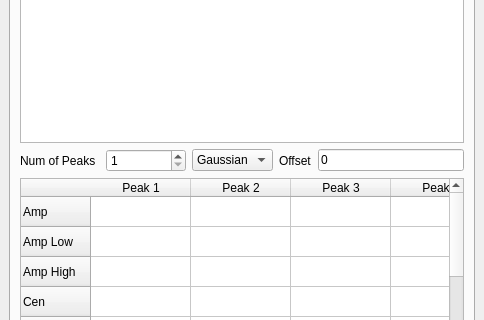
This is src/Ui_Files/DockWidgets/dw_XPS_0.ui in austinmcano/GeorgeGroupGui as Qt 5 draws it before an edit; both pictures show x 0 to 484 and y 112 to 432 of the 484 by 577 pixel window. The edited form follows.
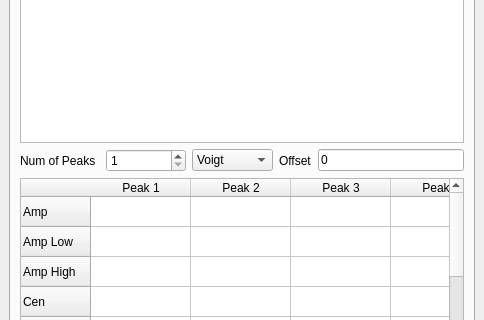
This is the edited form.

Diff of the .ui file:
```diff
--- a/src/Ui_Files/DockWidgets/dw_XPS_0.ui
+++ b/src/Ui_Files/DockWidgets/dw_XPS_0.ui
@@ -67,6 +67,11 @@
         </item>
         <item row="3" column="2">
          <widget class="QComboBox" name="fit_shape_cb">
+          <item>
+           <property name="text">
+            <string>Voigt</string>
+           </property>
+          </item>
           <item>
            <property name="text">
             <string>Gaussian</string>
```
Left out of the diff: 5 changed lines with no effect on the pictures.
